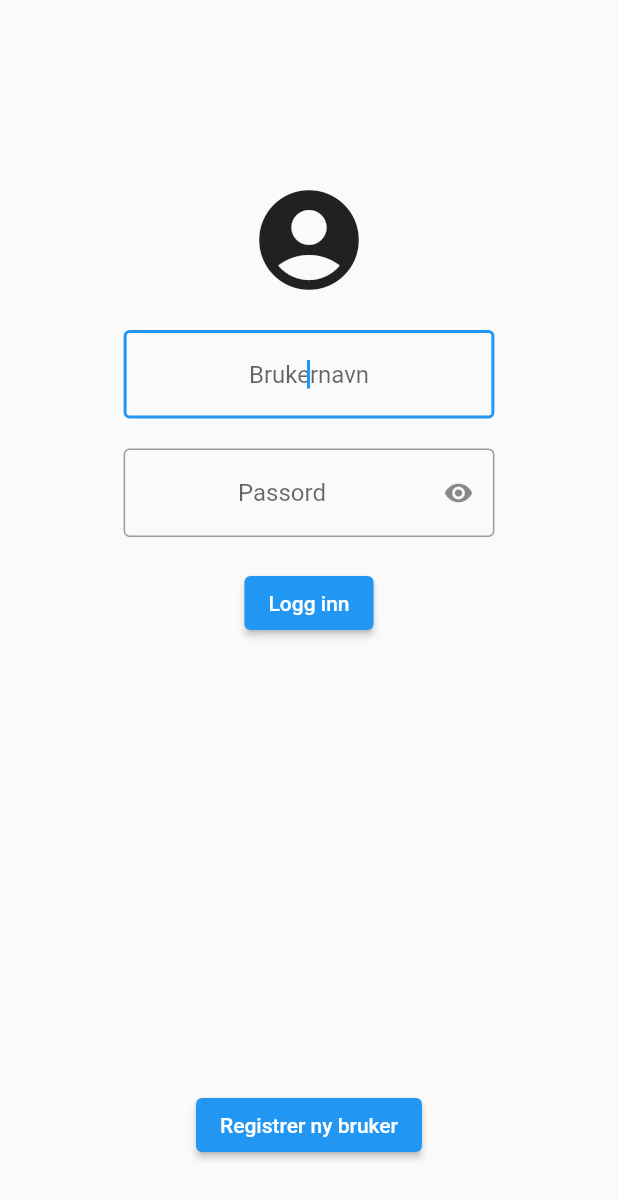
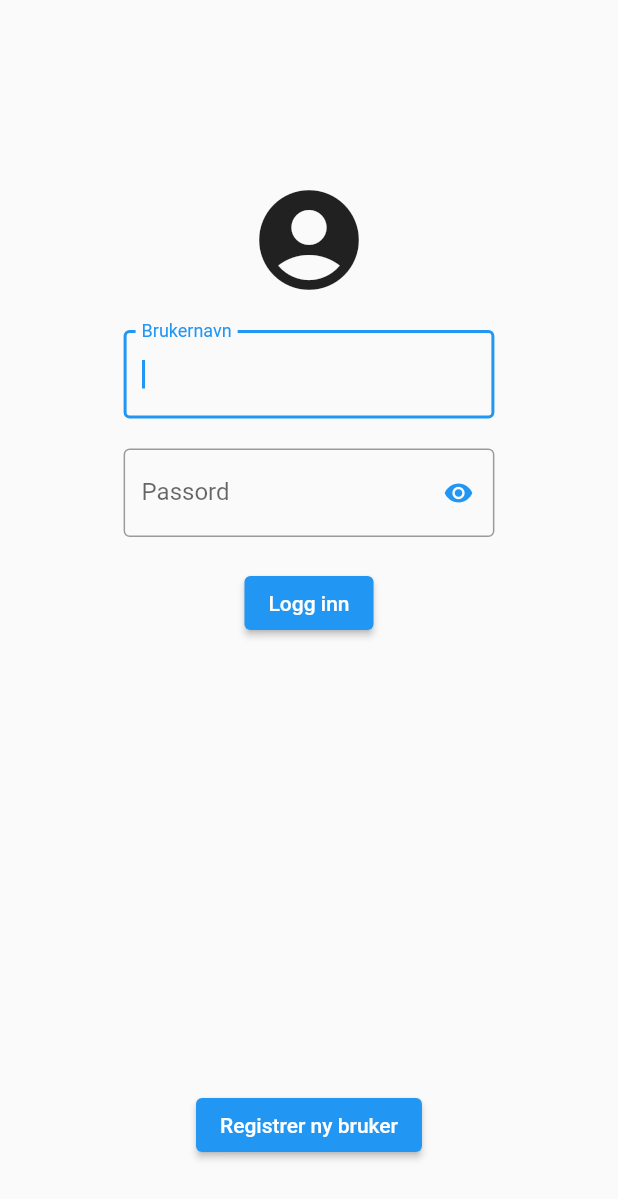
Before and after one commit to rebner-mork/ManualSupervisionOfSheepOnPasture, a Flutter app: the screen it shows after launch, on a phone screen of 412 x 824 dp. Shown: the top 1199 px of the screen. Run offline on Flutter 3.47's test engine with Material 2 defaults, Android fonts, the phone set to English and light mode, and no system bars.

Commit message:
Text alignment and visibility icon changed

```diff
--- a/app/lib/main.dart
+++ b/app/lib/main.dart
@@ -38,25 +38,28 @@
             ),
             const SizedBox(height: 20),
             TextFormField(
-              textAlign: TextAlign.center,
               autofocus: true,
               validator: (value) => validateUserName(value),
               decoration: const InputDecoration(
-                  hintText: 'Brukernavn', border: OutlineInputBorder()),
+                  labelText: 'Brukernavn',
+                  alignLabelWithHint: true,
+                  border: OutlineInputBorder()),
             ),
             const SizedBox(height: 20),
             TextFormField(
-              textAlign: TextAlign.center,
               validator: (value) => validatePassword(value),
-              obscureText: visiblePassword,
+              obscureText: !visiblePassword,
               decoration: InputDecoration(
-                  //contentPadding: EdgeInsets.fromLTRB(left, top, right, bottom),
-                  // Align hinttext og synlig-ikon
                   suffixIcon: IconButton(
-                      icon: const Icon(Icons.visibility, size: 20),
-                      highlightColor: Colors.black,
+                      icon: Icon(
+                          visiblePassword
+                              ? Icons.visibility_off
+                              : Icons.visibility,
+                          size: 20),
+                      color: Colors
+                          .blue, //!visiblePassword ? Colors.grey : Colors.blue,
                       onPressed: _toggleVisiblePassword),
-                  hintText: 'Passord',
+                  labelText: 'Passord',
                   border: const OutlineInputBorder()),
             ),
             const SizedBox(height: 20),
```
